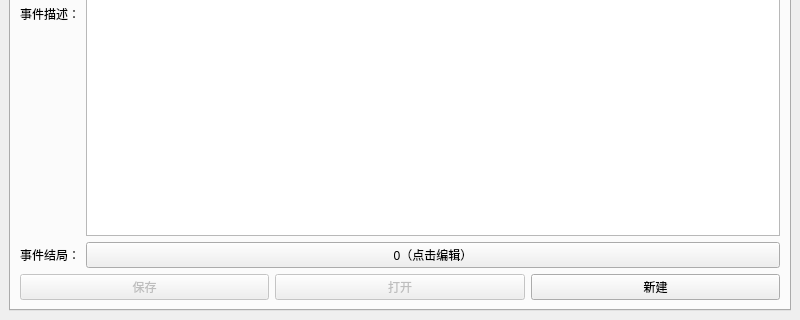
The window that mainwindow.ui (This-is-XiaoDeng/SCCEX) describes before a commit, drawn with Qt 5; both pictures show x 0 to 800 and y 280 to 600 of the 800 by 600 pixel window.
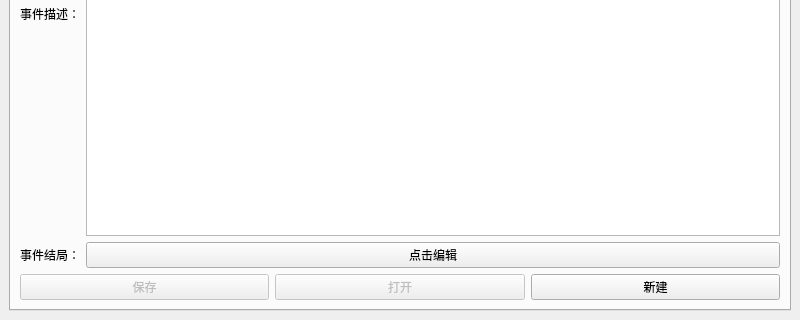
The same window after the commit. The open tabs and pages were chosen to show the change.

Commit message: 添加许可证及自述文件

```diff
--- a/mainwindow.ui
+++ b/mainwindow.ui
@@ -86,7 +86,7 @@
         <item row="2" column="1">
          <widget class="QPushButton" name="pushButton_5">
           <property name="text">
-           <string>0（点击编辑）</string>
+           <string>点击编辑</string>
           </property>
          </widget>
         </item>
```
Left out of the diff: 2 changed lines with no effect on the pictures. The commit also changes 2 other files.
